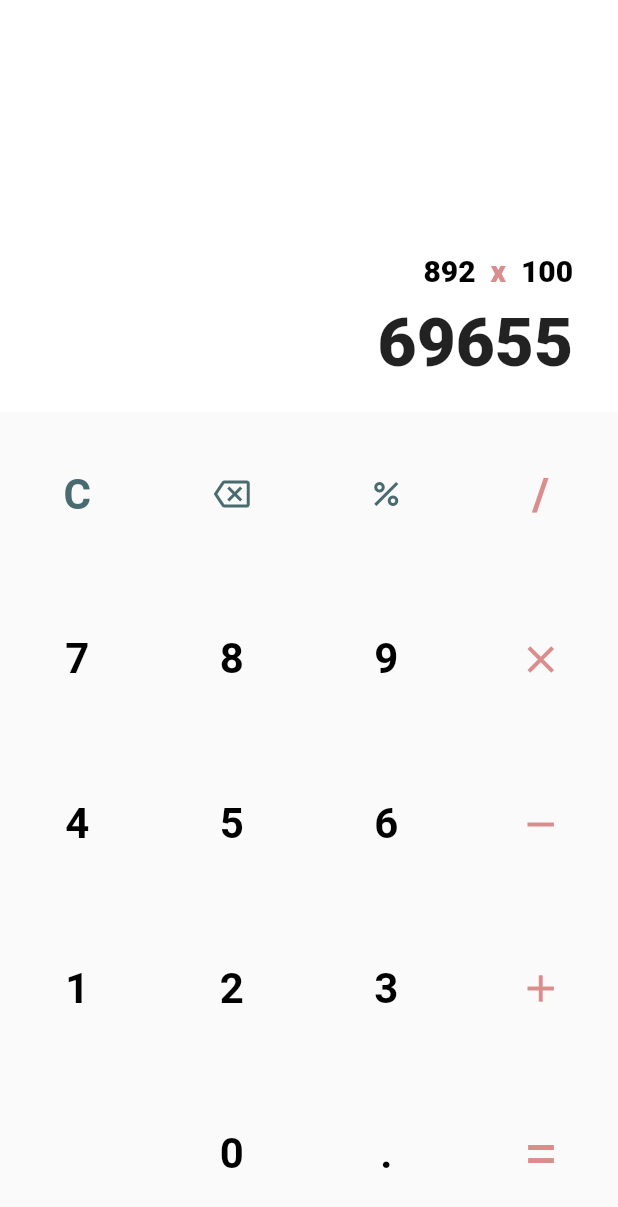
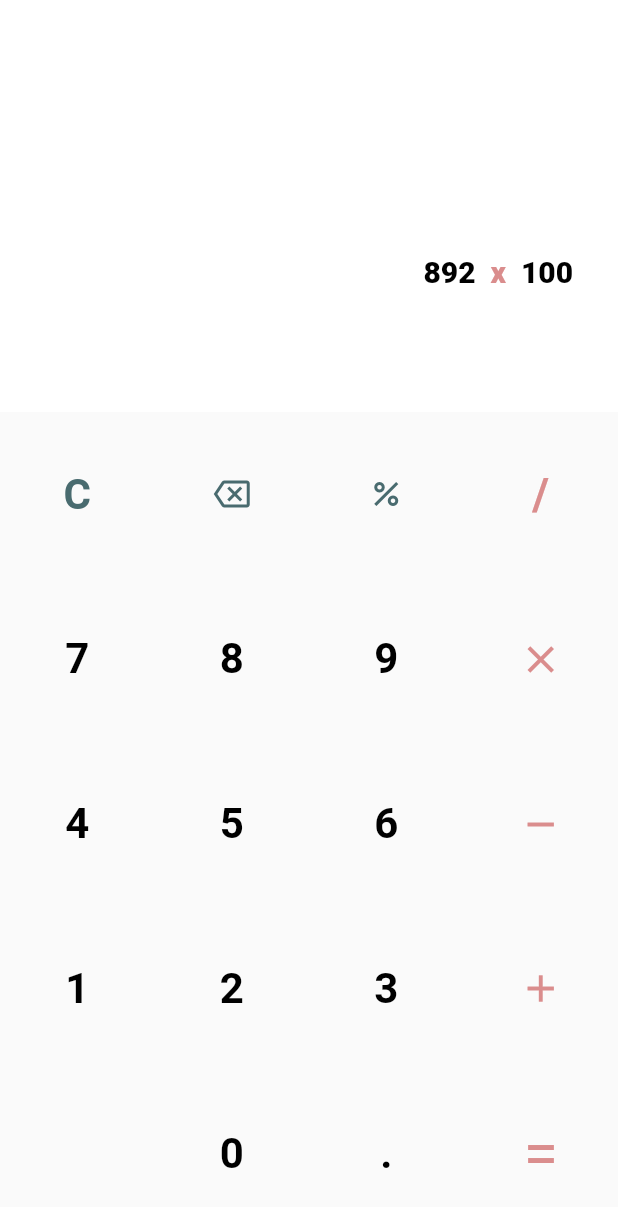
Before and after one commit to MohamedSafwan20/Calculator-Flutter, a Flutter app: the screen it shows after launch, after a tap on the "backspace" icon, on a phone screen of 412 x 824 dp. Shown: the top 1207 px of the screen. Run offline on Flutter 3.47's test engine with Material 2 defaults, Android fonts, the phone set to English and light mode, and no system bars.

```diff
--- a/lib/main.dart
+++ b/lib/main.dart
@@ -1,7 +1,6 @@
 import 'package:calculator/config/colors.dart';
 import 'package:calculator/pages/home_page.dart';
 import 'package:flutter/material.dart';
-import 'package:flutter/services.dart';
 
 void main() {
   runApp(const MyApp());
--- a/lib/pages/home_page.dart
+++ b/lib/pages/home_page.dart
@@ -9,17 +9,21 @@ class HomePage extends StatefulWidget {
 }
 
 class _HomePageState extends State<HomePage> {
+  List<String> arithmeticExpression = [];
+  final List<String> _typingExpression = ["", "", ""];
+  bool _isTypingSecondExpression = false;
+
   @override
   Widget build(BuildContext context) {
-    bool isDarkTheme =
+    bool _isDarkTheme =
         MediaQuery.of(context).platformBrightness == Brightness.dark;
 
     // Setting status bar color
     SystemChrome.setSystemUIOverlayStyle(SystemUiOverlayStyle(
-        statusBarColor: isDarkTheme ? Colors.black : Colors.white,
-        statusBarBrightness: isDarkTheme ? Brightness.light : Brightness.dark,
+        statusBarColor: _isDarkTheme ? Colors.black : Colors.white,
+        statusBarBrightness: _isDarkTheme ? Brightness.light : Brightness.dark,
         statusBarIconBrightness:
-            isDarkTheme ? Brightness.light : Brightness.dark));
+            _isDarkTheme ? Brightness.light : Brightness.dark));
 
     return Scaffold(
         body: SafeArea(
@@ -30,7 +34,7 @@ class _HomePageState extends State<HomePage> {
             fit: FlexFit.tight,
             child: Container(
               width: double.infinity,
-              color: isDarkTheme ? Colors.black : Colors.white,
+              color: _isDarkTheme ? Colors.black : Colors.white,
               padding: const EdgeInsets.only(right: 30, bottom: 20),
               child: Column(
                 mainAxisAlignment: MainAxisAlignment.end,
@@ -44,7 +48,7 @@ class _HomePageState extends State<HomePage> {
                         style: TextStyle(
                             fontSize: 20,
                             fontWeight: FontWeight.w800,
-                            color: isDarkTheme ? Colors.white : Colors.black),
+                            color: _isDarkTheme ? Colors.white : Colors.black),
                         children: <TextSpan>[
                           TextSpan(
                               text: 'x',
@@ -56,10 +60,26 @@ class _HomePageState extends State<HomePage> {
                       ),
                     ),
                   ),
-                  const Text(
-                    "69655",
-                    style: TextStyle(fontSize: 45, fontWeight: FontWeight.w900),
-                  )
+                  RichText(
+                    text: TextSpan(
+                      text: _typingExpression[0],
+                      style: TextStyle(
+                          fontSize: 45,
+                          fontWeight: FontWeight.w900,
+                          color: _isDarkTheme ? Colors.white : Colors.black),
+                      children: <TextSpan>[
+                        TextSpan(
+                            text: _typingExpression[1],
+                            style: TextStyle(
+                                color: Theme.of(context).colorScheme.primary)),
+                        TextSpan(text: _typingExpression[2]),
+                      ],
+                    ),
+                  ),
+                  // Text(
+                  //   _typingExpression,
+                  //   style: const TextStyle(fontSize: 45, fontWeight: FontWeight.w900),
+                  // )
                 ],
                   ),
                 ),
@@ -77,7 +97,12 @@ class _HomePageState extends State<HomePage> {
                           children: [
                             Expanded(
                                 child: TextButton(
-                                onPressed: () {},
+                                onPressed: () {
+                                  setState(() {
+                                    arithmeticExpression = [];
+                                    // _typingExpression = "";
+                                  });
+                                },
                                 child: Align(
                                   alignment: Alignment.center,
                                   child: Text(
@@ -92,7 +117,25 @@ class _HomePageState extends State<HomePage> {
                                     ))),
                             Expanded(
                                 child: TextButton(
-                                onPressed: () {},
+                                onPressed: () {
+                                  if (_typingExpression[2].isNotEmpty) {
+                                    setState(() {
+                                      _typingExpression[2] =
+                                          _typingExpression[2].substring(0,
+                                              _typingExpression[2].length - 1);
+                                    });
+                                  } else if (_typingExpression[1].isNotEmpty) {
+                                    setState(() {
+                                      _typingExpression[1] = "";
+                                    });
+                                  } else {
+                                    setState(() {
+                                      _typingExpression[0] =
+                                          _typingExpression[0].substring(0,
+                                              _typingExpression[0].length - 1);
+                                    });
+                                  }
+                                },
                                 child: Align(
                                   alignment: Alignment.center,
                                   child: Icon(Icons.backspace_outlined,
@@ -112,7 +155,14 @@ class _HomePageState extends State<HomePage> {
                                     ))),
                             Expanded(
                                 child: TextButton(
-                                onPressed: () {},
+                                onPressed: () {
+                                  setState(() {
+                                    arithmeticExpression = [];
+                                    _typingExpression[1] = " / ";
+                                    _isTypingSecondExpression = true;
+                                    // _typingExpression = _typingExpression + "  /  ";
+                                  });
+                                },
                                 child: const Align(
                                   alignment: Alignment.center,
                                   child: Text(
@@ -130,7 +180,17 @@ class _HomePageState extends State<HomePage> {
                           children: [
                             Expanded(
                                 child: TextButton(
-                                onPressed: () {},
+                                onPressed: () {
+                                  setState(() {
+                                    if (_isTypingSecondExpression) {
+                                      _typingExpression[2] =
+                                          _typingExpression[2] + "7";
+                                    } else {
+                                      _typingExpression[0] =
+                                          _typingExpression[0] + "7";
+                                    }
+                                  });
+                                },
                                 child: Align(
                                   alignment: Alignment.center,
                                   child: Text(
@@ -138,7 +198,7 @@ class _HomePageState extends State<HomePage> {
                                     style: TextStyle(
                                         fontSize: 28,
                                         fontWeight: FontWeight.w700,
-                                        color: isDarkTheme
+                                        color: _isDarkTheme
                                             ? Colors.white
                                             : Colors.black),
                                   ),
@@ -153,7 +213,7 @@ class _HomePageState extends State<HomePage> {
                                         style: TextStyle(
                                             fontSize: 28,
                                             fontWeight: FontWeight.w700,
-                                        color: isDarkTheme
+                                            color: _isDarkTheme
                                             ? Colors.white
                                             : Colors.black),
                                       ),
@@ -168,7 +228,7 @@ class _HomePageState extends State<HomePage> {
                                         style: TextStyle(
                                             fontSize: 28,
                                             fontWeight: FontWeight.w700,
-                                        color: isDarkTheme
+                                            color: _isDarkTheme
                                             ? Colors.white
                                             : Colors.black),
                                       ),
@@ -199,7 +259,7 @@ class _HomePageState extends State<HomePage> {
                                         style: TextStyle(
                                             fontSize: 28,
                                             fontWeight: FontWeight.w700,
-                                        color: isDarkTheme
+                                            color: _isDarkTheme
                                             ? Colors.white
                                             : Colors.black),
                                       ),
@@ -214,7 +274,7 @@ class _HomePageState extends State<HomePage> {
                                         style: TextStyle(
                                             fontSize: 28,
                                             fontWeight: FontWeight.w700,
-                                        color: isDarkTheme
+                                            color: _isDarkTheme
                                             ? Colors.white
                                             : Colors.black),
                                       ),
@@ -229,7 +289,7 @@ class _HomePageState extends State<HomePage> {
                                         style: TextStyle(
                                             fontSize: 28,
                                             fontWeight: FontWeight.w700,
-                                        color: isDarkTheme
+                                            color: _isDarkTheme
                                             ? Colors.white
                                             : Colors.black),
                                       ),
@@ -260,7 +320,7 @@ class _HomePageState extends State<HomePage> {
                                         style: TextStyle(
                                             fontSize: 28,
                                             fontWeight: FontWeight.w700,
-                                        color: isDarkTheme
+                                            color: _isDarkTheme
                                             ? Colors.white
                                             : Colors.black),
                                       ),
@@ -275,7 +335,7 @@ class _HomePageState extends State<HomePage> {
                                         style: TextStyle(
                                             fontSize: 28,
                                             fontWeight: FontWeight.w700,
-                                        color: isDarkTheme
+                                            color: _isDarkTheme
                                             ? Colors.white
                                             : Colors.black),
                                       ),
@@ -290,7 +350,7 @@ class _HomePageState extends State<HomePage> {
                                         style: TextStyle(
                                             fontSize: 28,
                                             fontWeight: FontWeight.w700,
-                                        color: isDarkTheme
+                                            color: _isDarkTheme
                                             ? Colors.white
                                             : Colors.black),
                                       ),
@@ -321,7 +381,7 @@ class _HomePageState extends State<HomePage> {
                                         style: TextStyle(
                                             fontSize: 28,
                                             fontWeight: FontWeight.w700,
-                                        color: isDarkTheme
+                                            color: _isDarkTheme
                                             ? Colors.white
                                             : Colors.black),
                                       ),
@@ -336,7 +396,7 @@ class _HomePageState extends State<HomePage> {
                                         style: TextStyle(
                                             fontSize: 28,
                                             fontWeight: FontWeight.w700,
-                                        color: isDarkTheme
+                                            color: _isDarkTheme
                                             ? Colors.white
                                             : Colors.black),
                                       ),
@@ -351,7 +411,7 @@ class _HomePageState extends State<HomePage> {
                                         style: TextStyle(
                                             fontSize: 28,
                                             fontWeight: FontWeight.w700,
-                                        color: isDarkTheme
+                                            color: _isDarkTheme
                                             ? Colors.white
                                             : Colors.black),
                                       ),
```
Lines whose indentation alone changed are shown as unchanged.
